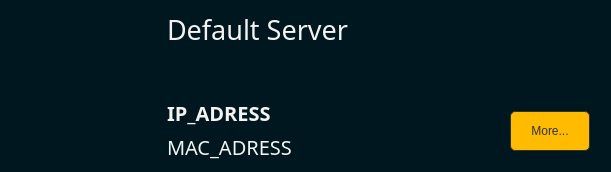
First picture: the form in OBJWidget.ui, repository GazButane/LAN_Scanner, before the edit.
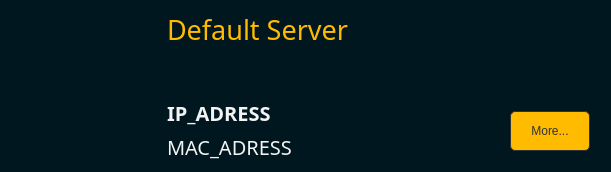
Second picture: the form after the edit. Icons and pictures are not drawn.

Commit message: Vendor Names, Better Hostnames detection, UI improved

```diff
--- a/OBJWidget.ui
+++ b/OBJWidget.ui
@@ -72,6 +72,9 @@
            <pointsize>20</pointsize>
           </font>
          </property>
+         <property name="styleSheet">
+          <string notr="true">color: #FFBB00;</string>
+         </property>
          <property name="text">
           <string>Default Server</string>
          </property>
```
The commit also changes 5 other files.
